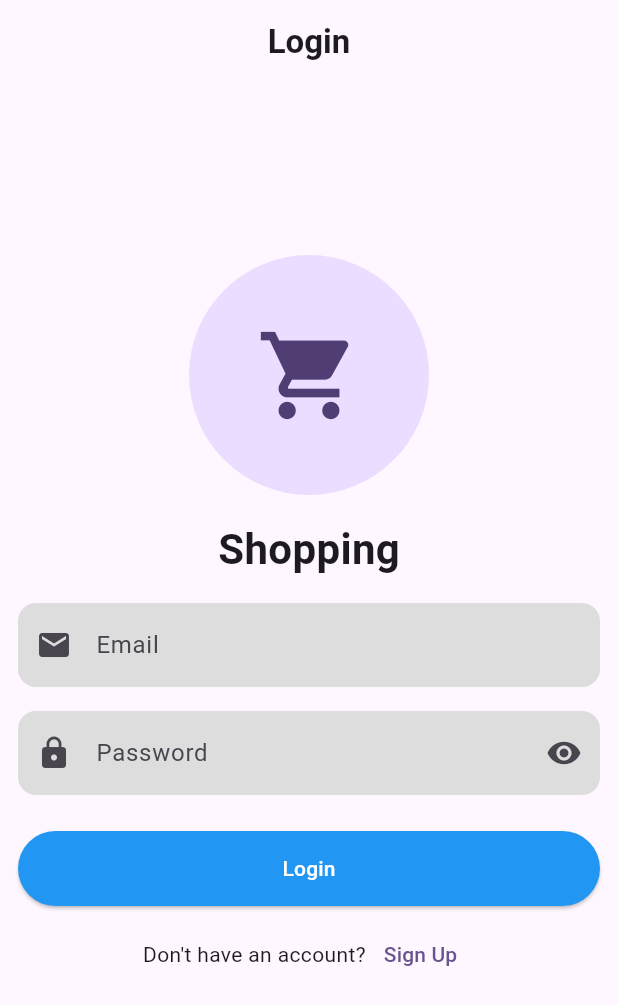
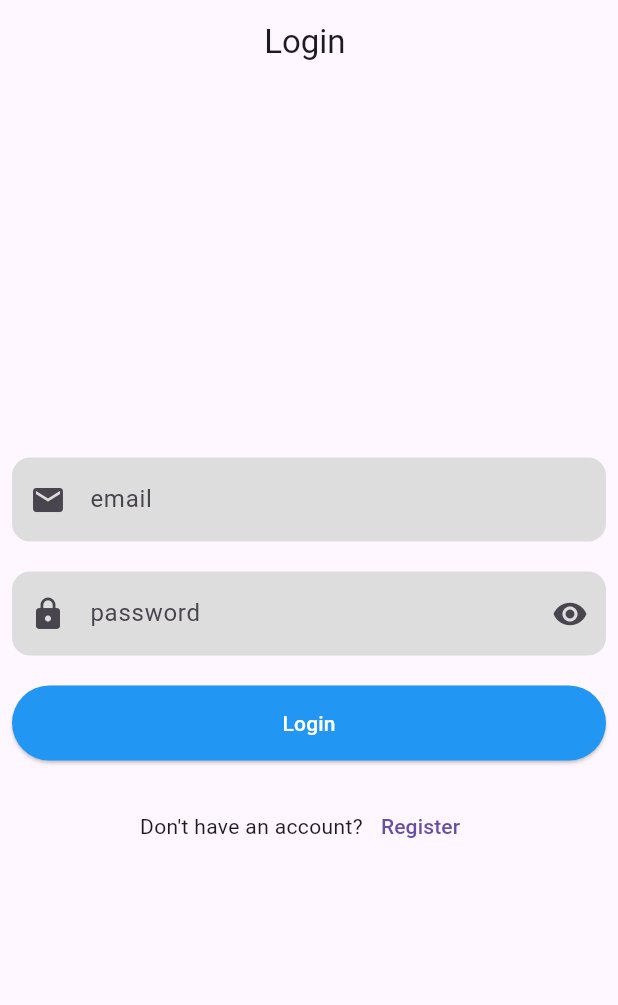
Before and after one commit to Mahmoud-Azmy/ECU-SD-04-09, a Flutter app: the screen it shows after launch, after a tap on "Sign Up", after a tap on "Login", on a phone screen of 412 x 824 dp. Shown: the top 1005 px of the screen. Run offline on Flutter 3.47's test engine with Material 3 defaults, Android fonts, the phone set to English and light mode, and no system bars; our stand-ins replace dio; network calls fail.

Commit message:
refactor: restructure authentication and product handling by consolidating providers and updating models

```diff
--- /dev/null
+++ b/lib/Models/user_model.dart
@@ -0,0 +1,13 @@
+class UserModel {
+  final String email;
+  final String password;
+  final String? name;
+  final String? phone;
+
+  UserModel({
+    required this.email,
+    required this.password,
+    this.name,
+    this.phone,
+  });
+}
--- a/lib/controllers/get_products_provider.dart
+++ /dev/null
@@ -1,25 +0,0 @@
-import 'package:flutter/material.dart';
-import 'package:shopping_app/models/product_model.dart';
-import 'package:shopping_app/services/dio_service.dart';
-
-class GetProductsProvider extends ChangeNotifier {
-  final DioService _dioService = DioService();
-  String? errMessage;
-  bool isLoading = false;
-  List<BookModel> productsList = [];
-
-  Future<void> getProducts() async {
-    isLoading = true;
-    errMessage = null;
-    notifyListeners();
-
-    try {
-      productsList = await _dioService.getProducts() ?? [];
-    } catch (e) {
-      errMessage = e.toString();
-      productsList = [];
-    }
-    isLoading = false;
-    notifyListeners();
-  }
-}
--- a/lib/main.dart
+++ b/lib/main.dart
@@ -1,18 +1,11 @@
 import 'package:flutter/material.dart';
 import 'package:provider/provider.dart';
-import 'package:shopping_app/controllers/auth_provider.dart';
-import 'package:shopping_app/controllers/get_products_provider.dart';
+import 'package:shopping_app/Controllers/app_provider.dart';
 import 'package:shopping_app/views/screens/register_screen.dart';
 
 void main() {
   runApp(
-    MultiProvider(
-      providers: [
-        ChangeNotifierProvider(create: (context) => AuthProvider()),
-        ChangeNotifierProvider(create: (context) => GetProductsProvider()),
-      ],
-      child: MyApp(),
-    ),
+    ChangeNotifierProvider(create: (context) => AppProvider(), child: MyApp()),
   );
 }
 
@@ -24,10 +17,6 @@ class MyApp extends StatelessWidget {
   Widget build(BuildContext context) {
     return MaterialApp(
       debugShowCheckedModeBanner: false,
-      title: 'Flutter Demo',
-      theme: ThemeData(
-        colorScheme: ColorScheme.fromSeed(seedColor: Colors.deepPurple),
-      ),
       home: RegisterScreen(),
     );
   }
--- a/lib/models/auth_model.dart
+++ /dev/null
@@ -1,23 +0,0 @@
-class AuthRequest {
-  final String email;
-  final String password;
-  final String? name;
-  final String? phone;
-
-  AuthRequest({
-    required this.email,
-    required this.password,
-    this.name,
-    this.phone,
-  });
-}
-
-class AuthResponse {
-  final bool status;
-  final String message;
-
-  AuthResponse({required this.status, required this.message});
-  factory AuthResponse.fromJson(Map<String, dynamic> data) {
-    return AuthResponse(status: data['statusCode'], message: data['message']);
-  }
-}
--- a/lib/views/screens/login_screen.dart
+++ b/lib/views/screens/login_screen.dart
@@ -1,12 +1,11 @@
 import 'package:flutter/material.dart';
 import 'package:provider/provider.dart';
-import 'package:shopping_app/controllers/auth_provider.dart';
-import 'package:shopping_app/controllers/get_products_provider.dart';
-import 'package:shopping_app/models/auth_model.dart';
+import 'package:shopping_app/Controllers/app_provider.dart';
+import 'package:shopping_app/Models/user_model.dart';
+import 'package:shopping_app/Views/Widgets/custom_text_form_field.dart';
 import 'package:shopping_app/views/screens/home_screen.dart';
 import 'package:shopping_app/views/screens/register_screen.dart';
 import 'package:shopping_app/views/widgets/custom_button.dart';
-import 'package:shopping_app/views/widgets/custom_text_form_field.dart';
 
 class LoginScreen extends StatefulWidget {
   const LoginScreen({super.key});
@@ -16,48 +15,33 @@ class LoginScreen extends StatefulWidget {
 }
 
 class _LoginScreenState extends State<LoginScreen> {
+  bool isVisible = true;
   final formKey = GlobalKey<FormState>();
   final emailController = TextEditingController();
   final passController = TextEditingController();
-  bool isVisible = true;
   @override
   Widget build(BuildContext context) {
     return Scaffold(
-      appBar: AppBar(
-        title: Text('Login', style: TextStyle(fontWeight: FontWeight.bold)),
-        centerTitle: true,
-      ),
-      body: Center(
-        child: Padding(
-          padding: const EdgeInsets.all(12.0),
-          child: SingleChildScrollView(
+      appBar: AppBar(title: Text("Login "), centerTitle: true),
+      body: Padding(
+        padding: const EdgeInsets.all(8.0),
         child: Form(
           key: formKey,
           child: Column(
+            mainAxisAlignment: MainAxisAlignment.center,
             children: [
-                  CircleAvatar(
-                    radius: 80,
-                    child: Icon(Icons.shopping_cart, size: 70),
-                  ),
-                  SizedBox(height: 16),
-                  Text(
-                    'Shopping',
-                    style: TextStyle(fontSize: 28, fontWeight: FontWeight.bold),
-                  ),
-
-                  SizedBox(height: 16),
               CustomTextFormField(
                 controller: emailController,
-                    hText: 'Email',
+                hText: "email",
                 pIcon: Icon(Icons.email),
                 isEmail: true,
               ),
-                  SizedBox(height: 16),
+              SizedBox(height: 20),
               CustomTextFormField(
                 controller: passController,
-                    hText: 'Password',
+                isPass: isVisible,
+                hText: "password",
                 pIcon: Icon(Icons.lock),
-                    isPass: isVisible,
                 sIcon: IconButton(
                   onPressed: () {
                     isVisible = !isVisible;
@@ -68,64 +52,64 @@ class _LoginScreenState extends State<LoginScreen> {
                   ),
                 ),
               ),
-                  SizedBox(height: 24),
+              SizedBox(height: 20),
               CustomButton(
                 onPressed: () async {
                   if (formKey.currentState!.validate()) {
-                        final result = await context.read<AuthProvider>().login(
-                          AuthRequest(
+                    final result = await context.read<AppProvider>().login(
+                      UserModel(
                         email: emailController.text,
                         password: passController.text,
                       ),
                     );
                     if (result) {
-                          context.read<GetProductsProvider>().getProducts();
+                      ScaffoldMessenger.of(context).showSnackBar(
+                        SnackBar(
+                          content: Text("Login Successful"),
+                          backgroundColor: Colors.green,
+                        ),
+                      );
+                      context.read<AppProvider>().get();
                       Navigator.pushReplacement(
                         context,
-                            MaterialPageRoute(
-                              builder: (context) {
-                                return HomeScreen();
-                              },
-                            ),
+                        MaterialPageRoute(builder: (context) => HomeScreen()),
                       );
                     } else {
                       ScaffoldMessenger.of(context).showSnackBar(
                         SnackBar(
-                              content: Text('Something Went Wrong'),
+                          content: Text(
+                            context.read<AppProvider>().errMessage ??
+                                "Something Went Wrong",
+                          ),
                           backgroundColor: Colors.red,
                         ),
                       );
                     }
                   }
                 },
-                    child: context.watch<AuthProvider>().isLoading
+                child: context.watch<AppProvider>().isLoading
                     ? CircularProgressIndicator()
-                        : Text('Login'),
+                    : Text("Login"),
               ),
-                  SizedBox(height: 8),
+              SizedBox(height: 20),
               Row(
                 mainAxisAlignment: MainAxisAlignment.center,
                 children: [
-                      Text('Don\'t have an account?'),
+                  Text("Don't have an account?"),
                   TextButton(
                     onPressed: () {
                       Navigator.pushReplacement(
                         context,
                         MaterialPageRoute(
-                              builder: (context) {
-                                return RegisterScreen();
-                              },
+                          builder: (context) => RegisterScreen(),
                         ),
                       );
                     },
-                        child: Text('Sign Up'),
+                    child: Text("Register"),
                   ),
                 ],
               ),
-                  SizedBox(height: 50),
             ],
-              ),
-            ),
           ),
         ),
       ),
--- a/lib/views/screens/register_screen.dart
+++ b/lib/views/screens/register_screen.dart
@@ -1,74 +1,61 @@
 import 'package:flutter/material.dart';
 import 'package:provider/provider.dart';
-import 'package:shopping_app/controllers/auth_provider.dart';
-import 'package:shopping_app/models/auth_model.dart';
+import 'package:shopping_app/Controllers/app_provider.dart';
+import 'package:shopping_app/Models/user_model.dart';
+import 'package:shopping_app/Views/Widgets/custom_text_form_field.dart';
 import 'package:shopping_app/views/screens/login_screen.dart';
 import 'package:shopping_app/views/widgets/custom_button.dart';
-import 'package:shopping_app/views/widgets/custom_text_form_field.dart';
 
 class RegisterScreen extends StatefulWidget {
   const RegisterScreen({super.key});
 
   @override
-  State<RegisterScreen> createState() => _RegisterScreenState();
+  State<RegisterScreen> createState() => _LoginScreenState();
 }
 
-class _RegisterScreenState extends State<RegisterScreen> {
+class _LoginScreenState extends State<RegisterScreen> {
+  bool isVisible = true;
   final formKey = GlobalKey<FormState>();
   final emailController = TextEditingController();
   final passController = TextEditingController();
+  final phoneController = TextEditingController();
   final nameController = TextEditingController();
-  final phoneController = TextEditingController();
-  bool isVisible = true;
+
   @override
   Widget build(BuildContext context) {
     return Scaffold(
-      appBar: AppBar(
-        title: Text('Sign Up', style: TextStyle(fontWeight: FontWeight.bold)),
-        centerTitle: true,
-      ),
-      body: Center(
-        child: Padding(
-          padding: const EdgeInsets.all(12.0),
-          child: SingleChildScrollView(
+      appBar: AppBar(title: Text(" Sign Up"), centerTitle: true),
+      body: Padding(
+        padding: const EdgeInsets.all(8.0),
         child: Form(
           key: formKey,
           child: Column(
+            mainAxisAlignment: MainAxisAlignment.center,
             children: [
-                  CircleAvatar(
-                    radius: 80,
-                    child: Icon(Icons.shopping_cart, size: 70),
+              CustomTextFormField(
+                controller: nameController,
+                hText: "name",
+                pIcon: Icon(Icons.person),
               ),
-                  SizedBox(height: 16),
-                  Text(
-                    'Shopping',
-                    style: TextStyle(fontSize: 28, fontWeight: FontWeight.bold),
+              SizedBox(height: 20),
+              CustomTextFormField(
+                controller: phoneController,
+                hText: "phone",
+                pIcon: Icon(Icons.phone),
               ),
-                  SizedBox(height: 16),
+              SizedBox(height: 20),
               CustomTextFormField(
-                    hText: 'Name',
-                    pIcon: Icon(Icons.person),
-                    controller: nameController,
-                  ),
-                  SizedBox(height: 16),
-                  CustomTextFormField(
-                    hText: 'Phone',
-                    pIcon: Icon(Icons.phone),
-                    controller: phoneController,
-                  ),
-                  SizedBox(height: 16),
-                  CustomTextFormField(
-                    hText: 'Email',
+                controller: emailController,
+                hText: "email",
                 pIcon: Icon(Icons.email),
                 isEmail: true,
-                    controller: emailController,
               ),
-                  SizedBox(height: 16),
+              SizedBox(height: 20),
               CustomTextFormField(
                 controller: passController,
-                    hText: 'Password',
+                isPass: isVisible,
+                hText: "password",
                 pIcon: Icon(Icons.lock),
-                    isPass: isVisible,
                 sIcon: IconButton(
                   onPressed: () {
                     isVisible = !isVisible;
@@ -79,67 +66,63 @@ class _RegisterScreenState extends State<RegisterScreen> {
                   ),
                 ),
               ),
-                  SizedBox(height: 24),
+              SizedBox(height: 20),
               CustomButton(
                 onPressed: () async {
                   if (formKey.currentState!.validate()) {
-                        final resilt = await context
-                            .read<AuthProvider>()
-                            .register(
-                              AuthRequest(
+                    final result = await context.read<AppProvider>().register(
+                      UserModel(
                         email: emailController.text,
                         password: passController.text,
+                        name: nameController.text,
                         phone: phoneController.text,
-                                name: nameController.text,
                       ),
                     );
-                        if (resilt) {
+                    if (result) {
+                      ScaffoldMessenger.of(context).showSnackBar(
+                        SnackBar(
+                          content: Text("Account Created Successfully"),
+                          backgroundColor: Colors.green,
+                        ),
+                      );
                       Navigator.pushReplacement(
                         context,
-                            MaterialPageRoute(
-                              builder: (context) {
-                                return LoginScreen();
-                              },
-                            ),
+                        MaterialPageRoute(builder: (context) => LoginScreen()),
                       );
                     } else {
                       ScaffoldMessenger.of(context).showSnackBar(
                         SnackBar(
-                              content: Text('Something Went Wrong'),
+                          content: Text(
+                            context.read<AppProvider>().errMessage ??
+                                "Something Went Wrong",
+                          ),
                           backgroundColor: Colors.red,
                         ),
                       );
                     }
                   }
                 },
-                    child: context.watch<AuthProvider>().isLoading
+                child: context.watch<AppProvider>().isLoading
                     ? CircularProgressIndicator()
-                        : Text('Sign Up'),
+                    : Text("Sign Up"),
               ),
-                  SizedBox(height: 8),
+              SizedBox(height: 20),
               Row(
                 mainAxisAlignment: MainAxisAlignment.center,
                 children: [
-                      Text('Have an account?'),
+                  Text("Already have an account?"),
                   TextButton(
                     onPressed: () {
                       Navigator.pushReplacement(
                         context,
-                            MaterialPageRoute(
-                              builder: (context) {
-                                return LoginScreen();
-                              },
-                            ),
+                        MaterialPageRoute(builder: (context) => LoginScreen()),
                       );
                     },
-                        child: Text('Login'),
+                    child: Text("Login"),
                   ),
                 ],
               ),
-                  SizedBox(height: 50),
             ],
-              ),
-            ),
           ),
         ),
       ),
```
Also changed, not shown: lib/Models/user_response.dart (added, +10 -0 lines), lib/constants.dart (renamed from lib/consts.dart, +2 -5 lines), lib/controllers/app_provider.dart (added, +49 -0 lines), lib/controllers/auth_provider.dart (deleted, +0 -25 lines), lib/services/dio_service.dart (+12 -11 lines), lib/views/screens/details_screen.dart (+11 -10 lines), lib/views/screens/home_screen.dart (+5 -7 lines), lib/views/widgets/custom_card.dart (+7 -7 lines), lib/Models/book_model.dart (renamed from lib/models/product_model.dart). Lines whose indentation alone changed are shown as unchanged.
